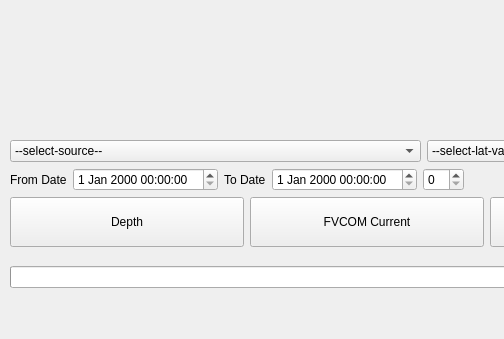
The window that ui/mapwindow.ui (epifanio/planetsasha) describes before a commit, drawn with Qt 5; both pictures show x 0 to 504 and y 0 to 339 of the 1255 by 626 pixel window.
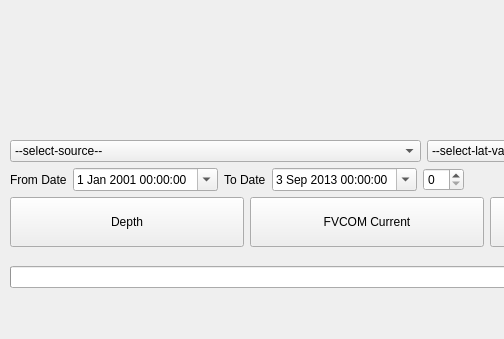
The same window after the commit. Icons and pictures are not drawn.

The edit to the form file:
```diff
--- a/ui/mapwindow.ui
+++ b/ui/mapwindow.ui
@@ -139,7 +139,18 @@
        </widget>
       </item>
       <item>
-       <widget class="QDateTimeEdit" name="dtFrom"/>
+       <widget class="QDateTimeEdit" name="dtFrom">
+        <property name="date">
+         <date>
+          <year>2001</year>
+          <month>1</month>
+          <day>1</day>
+         </date>
+        </property>
+        <property name="calendarPopup">
+         <bool>true</bool>
+        </property>
+       </widget>
       </item>
       <item>
        <widget class="QLabel" name="label_3">
@@ -149,7 +160,18 @@
        </widget>
       </item>
       <item>
-       <widget class="QDateTimeEdit" name="dtTo"/>
+       <widget class="QDateTimeEdit" name="dtTo">
+        <property name="date">
+         <date>
+          <year>2013</year>
+          <month>9</month>
+          <day>3</day>
+         </date>
+        </property>
+        <property name="calendarPopup">
+         <bool>true</bool>
+        </property>
+       </widget>
       </item>
       <item>
        <widget class="QSpinBox" name="spinBox_2"/>
```
